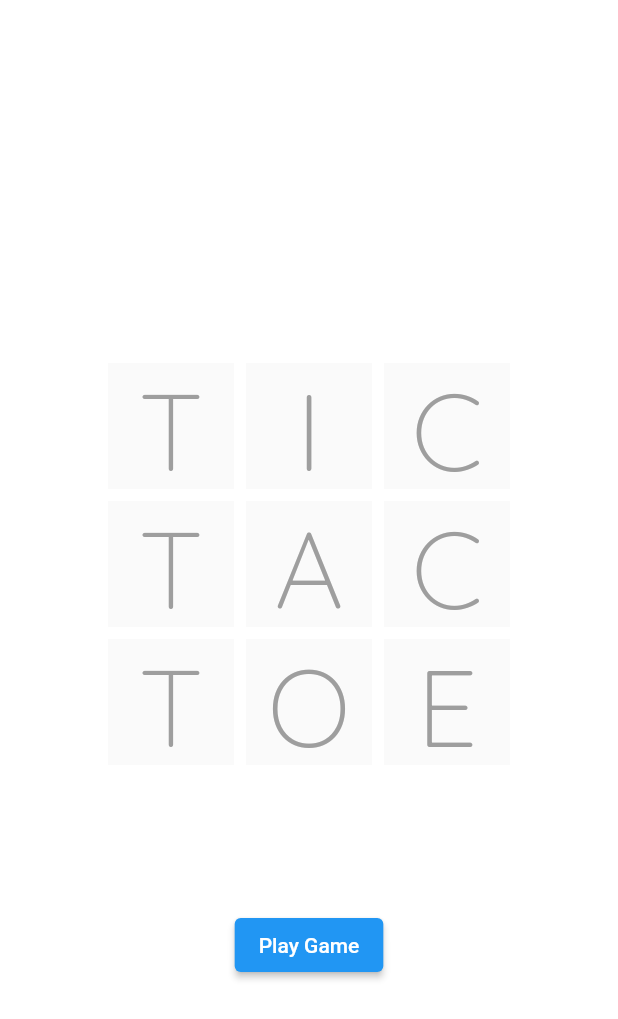
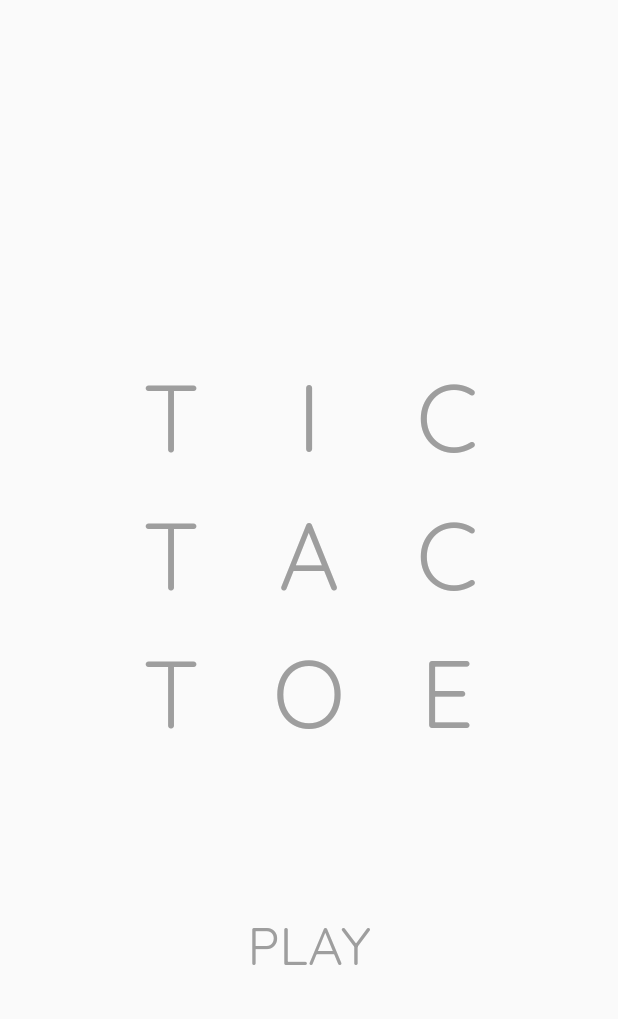
Before and after one commit to radianceeeeeeee/tic-tac-toe-app, a Flutter app: the screen it shows after launch, on a phone screen of 412 x 824 dp. Shown: the top 1019 px of the screen. Run offline on Flutter 3.47's test engine with Material 2 defaults, Android fonts, the phone set to English and light mode, and no system bars.

Commit message:
ver 1.1.1
Cleaned up main menu and appbar.

```diff
--- a/lib/components/title_letter.dart
+++ b/lib/components/title_letter.dart
@@ -10,17 +10,21 @@ class TitleTile extends StatelessWidget {
 
   @override
   Widget build(BuildContext context) {
+    return LayoutBuilder(
+      builder: (context, constraints) {
         return Scaffold(
           body: Center(
             child: Text(
               letter,
-          style: const TextStyle(
-            fontSize: 72,
+              style: TextStyle(
+                fontSize: constraints.maxHeight * 0.75,
                 color: Colors.grey,
                 fontFamily: 'Quicksand',
               ),
             ),
           ),
         );
+      },
+    );
   }
 }
--- a/lib/components/which_turn.dart
+++ b/lib/components/which_turn.dart
@@ -29,7 +29,8 @@ class WhichTurn extends StatelessWidget {
         ),
         const Text(
           "It's your turn now!",
-          style: TextStyle(fontSize: 24.0, color: Colors.grey),
+          style: TextStyle(
+              fontSize: 24.0, color: Colors.grey, fontFamily: 'Quicksand'),
         ),
       ],
     );
--- a/lib/pages/main_menu.dart
+++ b/lib/pages/main_menu.dart
@@ -7,7 +7,8 @@ class MainMenu extends StatelessWidget {
 
   @override
   Widget build(BuildContext context) {
-    return Column(
+    return Scaffold(
+      body: Column(
         crossAxisAlignment: CrossAxisAlignment.center,
         mainAxisAlignment: MainAxisAlignment.center,
         children: [
@@ -32,13 +33,19 @@ class MainMenu extends StatelessWidget {
           const SizedBox(
             height: 24,
           ),
-        ElevatedButton(
+          TextButton(
             onPressed: () {
               Navigator.push(context,
                   MaterialPageRoute(builder: (context) => const Game()));
             },
-            child: const Text('Play Game'))
+            child: const Text(
+              'PLAY',
+              style: TextStyle(
+                  color: Colors.grey, fontFamily: 'Quicksand', fontSize: 36),
+            ),
+          )
         ],
+      ),
     );
   }
 }
--- a/pubspec.yaml
+++ b/pubspec.yaml
@@ -19,6 +19,9 @@ dev_dependencies:
 flutter:
   uses-material-design: true
   fonts:
+    - family: Quicksand Light
+      fonts:
+        - asset: assets/fonts/Quicksand-Light.ttf
     - family: Quicksand
       fonts:
-        - asset: assets/fonts/Quicksand-Light.ttf
+        - asset: assets/fonts/Quicksand-Regular.ttf
```
Also changed, not shown: lib/pages/game.dart (+6 -2 lines), assets/fonts/Quicksand-Regular.ttf (added). Lines whose indentation alone changed are shown as unchanged.
